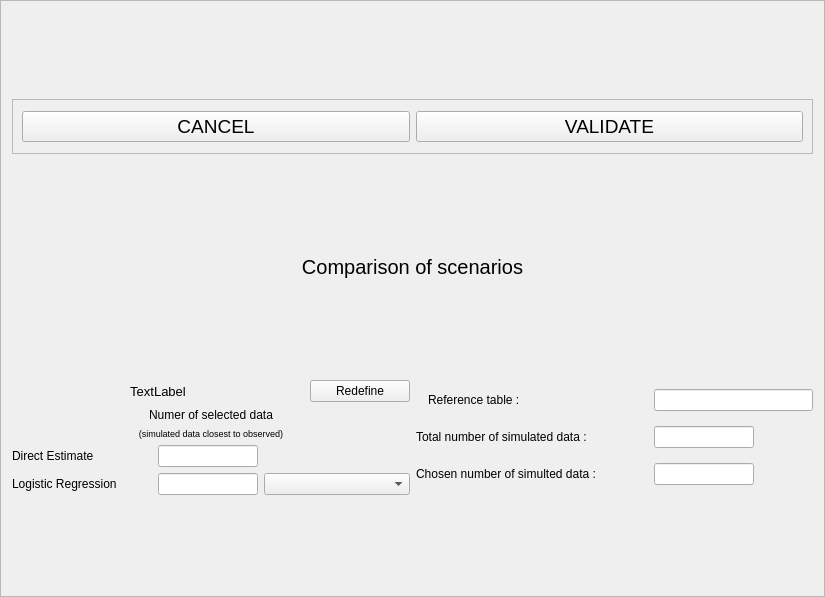
Above: python_interface/uis/comparison.ui from cbgp/diyabc before the change. Below: the same form after it.
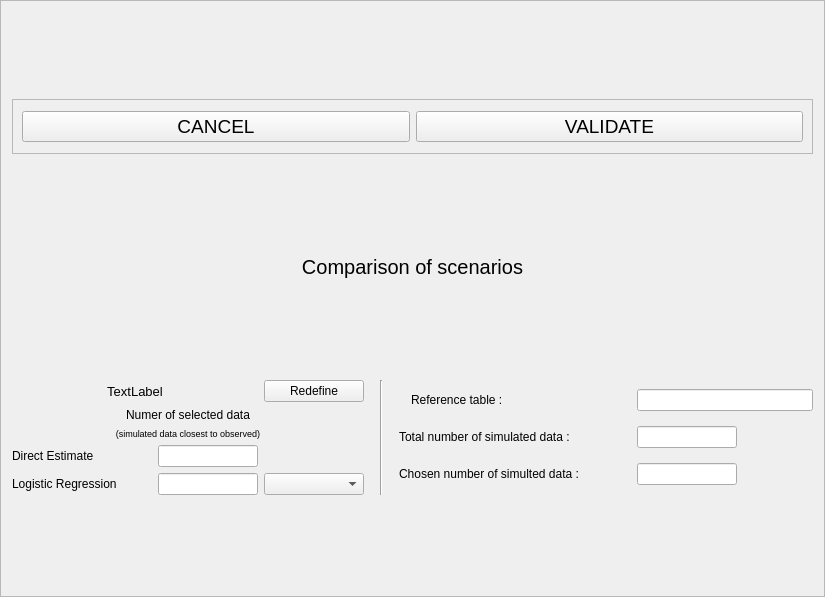
That is the form after the change.

Commit message: amelioration de comparison et estimation

Diff of the .ui file:
```diff
--- a/python_interface/uis/comparison.ui
+++ b/python_interface/uis/comparison.ui
@@ -117,6 +117,9 @@
     <layout class="QHBoxLayout" name="horizontalLayout">
      <item>
       <layout class="QVBoxLayout" name="verticalLayout">
+       <property name="rightMargin">
+        <number>10</number>
+       </property>
        <item>
         <layout class="QHBoxLayout" name="horizontalLayout_2">
          <item>
@@ -265,14 +268,37 @@
           </widget>
          </item>
          <item row="1" column="2">
-          <widget class="QComboBox" name="comboBox"/>
+          <widget class="QComboBox" name="comboBox">
+           <property name="minimumSize">
+            <size>
+             <width>100</width>
+             <height>0</height>
+            </size>
+           </property>
+           <property name="maximumSize">
+            <size>
+             <width>100</width>
+             <height>16777215</height>
+            </size>
+           </property>
+          </widget>
          </item>
         </layout>
        </item>
       </layout>
      </item>
+     <item>
+      <widget class="Line" name="line">
+       <property name="orientation">
+        <enum>Qt::Vertical</enum>
+       </property>
+      </widget>
+     </item>
      <item>
       <layout class="QGridLayout" name="gridLayout">
+       <property name="leftMargin">
+        <number>10</number>
+       </property>
        <item row="3" column="0" colspan="3">
         <widget class="QLabel" name="label_7">
          <property name="minimumSize">
```
The commit also changes 7 other files.
